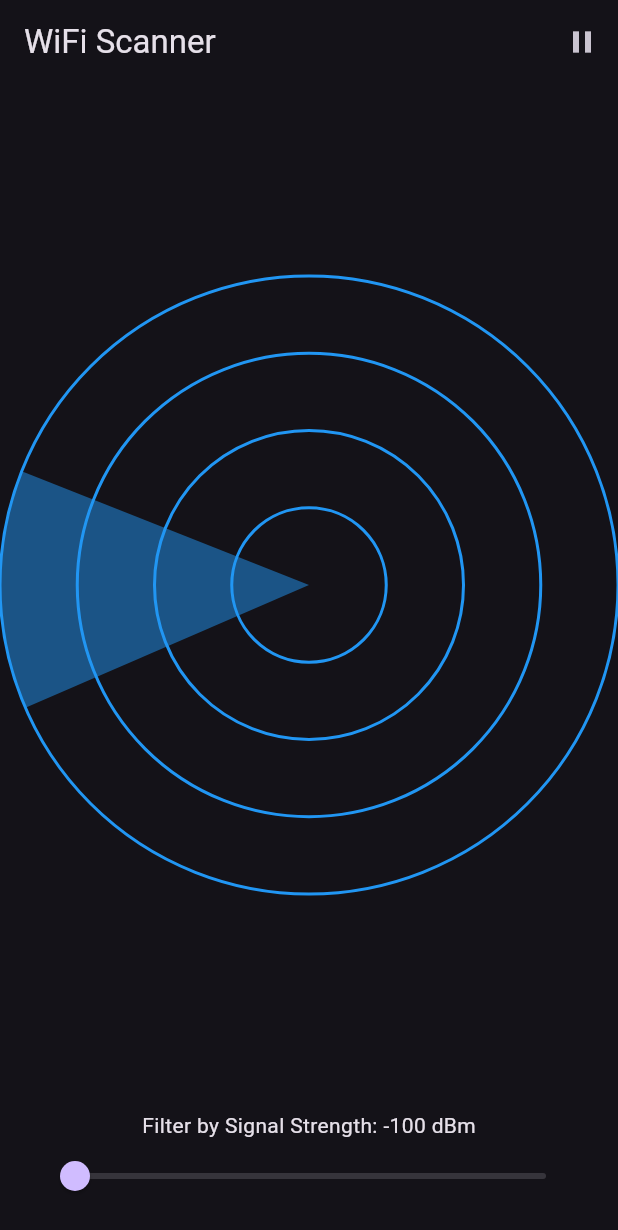
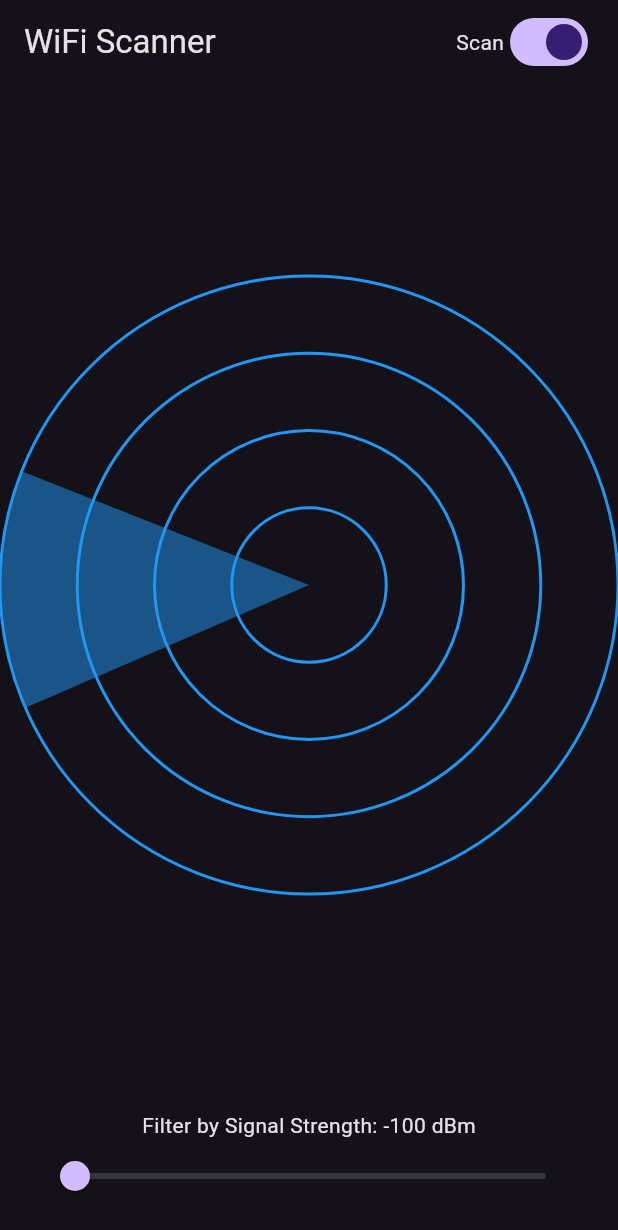
Before and after one commit to tmavroidis/wifiscanner, a Flutter app: the screen it shows after launch, on a phone screen of 412 x 824 dp. Shown: the top 1230 px of the screen. Run offline on Flutter 3.47's test engine with Material 3 defaults, Android fonts, the phone set to English and light mode, and no system bars; missing offline and left inert: wifi_scan.

Commit message:
changed static scan button to radio button

```diff
--- a/lib/main.dart
+++ b/lib/main.dart
@@ -185,11 +185,14 @@ class _WiFiScannerPageState extends State<WiFiScannerPage> with SingleTickerProv
         title: const Text('WiFi Scanner'),
         actions: [
           if (!_isUnsupportedPlatform)
-            IconButton(
-              icon: Icon(_isRotationPaused ? Icons.play_arrow : Icons.pause),
-              onPressed: () {
+            Row(
+              children: [
+                const Text("Scan"),
+                Switch(
+                  value: !_isRotationPaused,
+                  onChanged: (value) {
                     setState(() {
-                  _isRotationPaused = !_isRotationPaused;
+                      _isRotationPaused = !value;
                       if (_isRotationPaused) {
                         _animationController.stop();
                       } else {
@@ -198,6 +201,9 @@ class _WiFiScannerPageState extends State<WiFiScannerPage> with SingleTickerProv
                     });
                   },
                 ),
+                const SizedBox(width: 16),
+              ],
+            )
         ],
       ),
       body: _isUnsupportedPlatform
```
Lines whose indentation alone changed are shown as unchanged.
